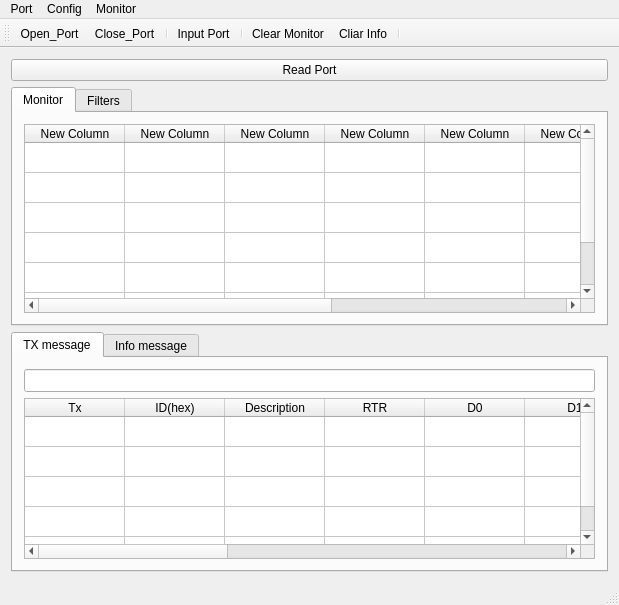
Old version of the form mainwindow.ui in the repository AndriiRozin/USBtoCAN2.
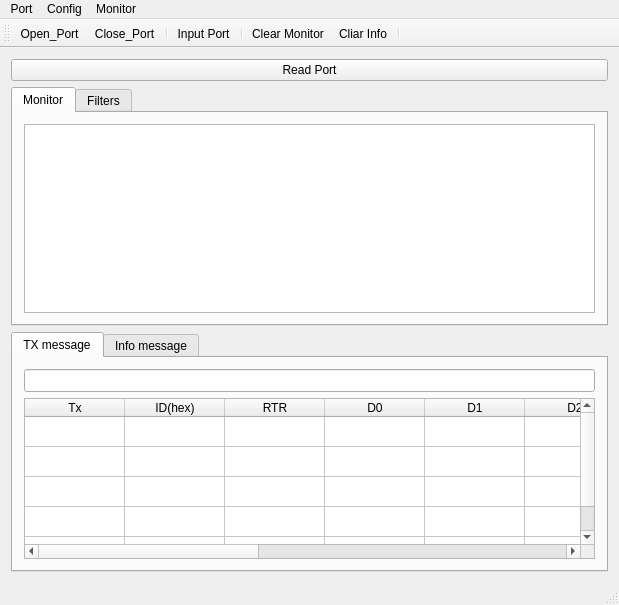
New version of the form. The open tabs and pages were chosen to show the change. Icons and pictures are not drawn.

What changed in the file:
```diff
--- a/mainwindow.ui
+++ b/mainwindow.ui
@@ -37,86 +37,6 @@
           <attribute name="verticalHeaderVisible">
            <bool>false</bool>
           </attribute>
-          <row>
-           <property name="text">
-            <string>New Row</string>
-           </property>
-          </row>
-          <row>
-           <property name="text">
-            <string>New Row</string>
-           </property>
-          </row>
-          <row>
-           <property name="text">
-            <string>New Row</string>
-           </property>
-          </row>
-          <row>
-           <property name="text">
-            <string>New Row</string>
-           </property>
-          </row>
-          <row>
-           <property name="text">
-            <string>New Row</string>
-           </property>
-          </row>
-          <row>
-           <property name="text">
-            <string>New Row</string>
-           </property>
-          </row>
-          <row>
-           <property name="text">
-            <string>New Row</string>
-           </property>
-          </row>
-          <column>
-           <property name="text">
-            <string>New Column</string>
-           </property>
-          </column>
-          <column>
-           <property name="text">
-            <string>New Column</string>
-           </property>
-          </column>
-          <column>
-           <property name="text">
-            <string>New Column</string>
-           </property>
-          </column>
-          <column>
-           <property name="text">
-            <string>New Column</string>
-           </property>
-          </column>
-          <column>
-           <property name="text">
-            <string>New Column</string>
-           </property>
-          </column>
-          <column>
-           <property name="text">
-            <string>New Column</string>
-           </property>
-          </column>
-          <column>
-           <property name="text">
-            <string>New Column</string>
-           </property>
-          </column>
-          <column>
-           <property name="text">
-            <string>New Column</string>
-           </property>
-          </column>
-          <column>
-           <property name="text">
-            <string>New Column</string>
-           </property>
-          </column>
          </widget>
         </item>
        </layout>
@@ -1193,11 +1113,6 @@
             <string>ID(hex)</string>
            </property>
           </column>
-          <column>
-           <property name="text">
-            <string>Description</string>
-           </property>
-          </column>
           <column>
            <property name="text">
             <string>RTR</string>
@@ -1245,12 +1160,7 @@
           </column>
           <column>
            <property name="text">
-            <string>Count</string>
-           </property>
-          </column>
-          <column>
-           <property name="text">
-            <string>Time(ms)</string>
+            <string>Description</string>
            </property>
           </column>
           <item row="0" column="0">
@@ -1263,7 +1173,7 @@
             <string/>
            </property>
           </item>
-          <item row="0" column="3">
+          <item row="0" column="2">
            <property name="text">
             <string/>
            </property>
@@ -1271,7 +1181,7 @@
             <set>AlignCenter</set>
            </property>
           </item>
-          <item row="4" column="3">
+          <item row="4" column="2">
            <property name="text">
             <string/>
            </property>
```
Left out of the diff: 2 changed lines with no effect on the pictures.
